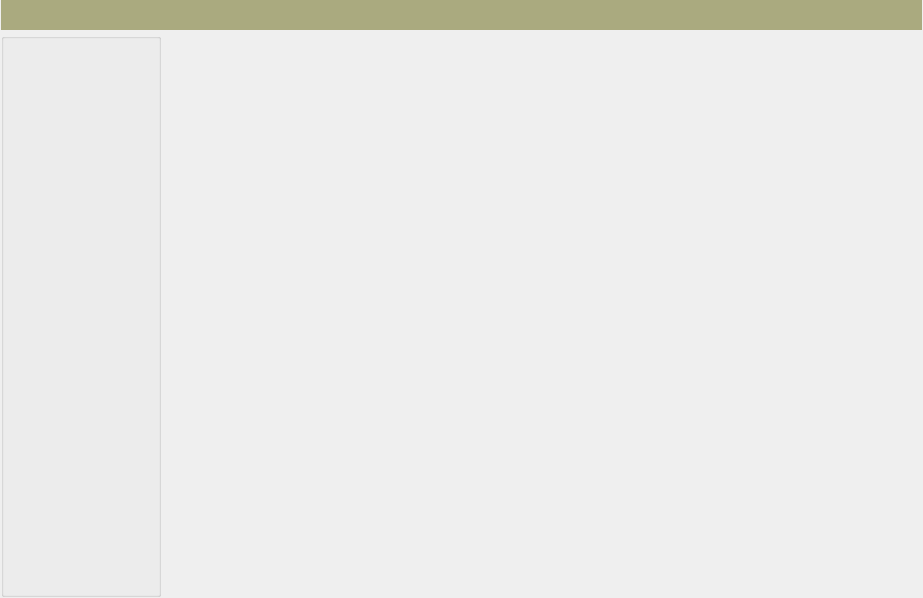
Qt form src/run/pc_manage/maindialog/cmaindialog.ui (headson/isaws) before a commit.
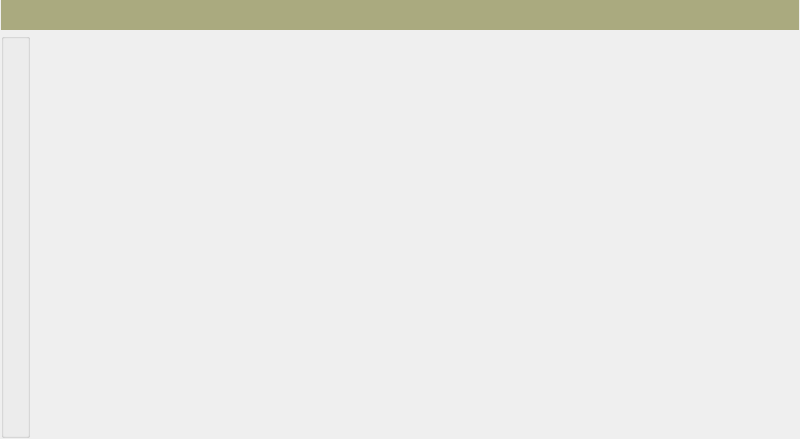
The same form after that commit.

```diff
--- a/src/run/pc_manage/maindialog/cmaindialog.ui
+++ b/src/run/pc_manage/maindialog/cmaindialog.ui
@@ -6,8 +6,8 @@
    <rect>
     <x>0</x>
     <y>0</y>
-    <width>923</width>
-    <height>598</height>
+    <width>800</width>
+    <height>439</height>
    </rect>
   </property>
   <property name="windowTitle">
@@ -31,38 +31,27 @@
    </property>
    <item row="1" column="0">
     <widget class="QGroupBox" name="dev_list_grp_">
+     <property name="sizePolicy">
+      <sizepolicy hsizetype="Minimum" vsizetype="Preferred">
+       <horstretch>0</horstretch>
+       <verstretch>0</verstretch>
+      </sizepolicy>
+     </property>
      <property name="minimumSize">
       <size>
-       <width>160</width>
+       <width>0</width>
        <height>0</height>
       </size>
      </property>
      <property name="maximumSize">
       <size>
-       <width>160</width>
+       <width>16777215</width>
        <height>16777215</height>
       </size>
      </property>
      <property name="title">
       <string/>
      </property>
-     <layout class="QGridLayout" name="gridLayout">
-      <property name="leftMargin">
-       <number>0</number>
-      </property>
-      <property name="topMargin">
-       <number>0</number>
-      </property>
-      <property name="rightMargin">
-       <number>0</number>
-      </property>
-      <property name="bottomMargin">
-       <number>0</number>
-      </property>
-      <property name="spacing">
-       <number>3</number>
-      </property>
-     </layout>
     </widget>
    </item>
    <item row="1" column="1">
```
